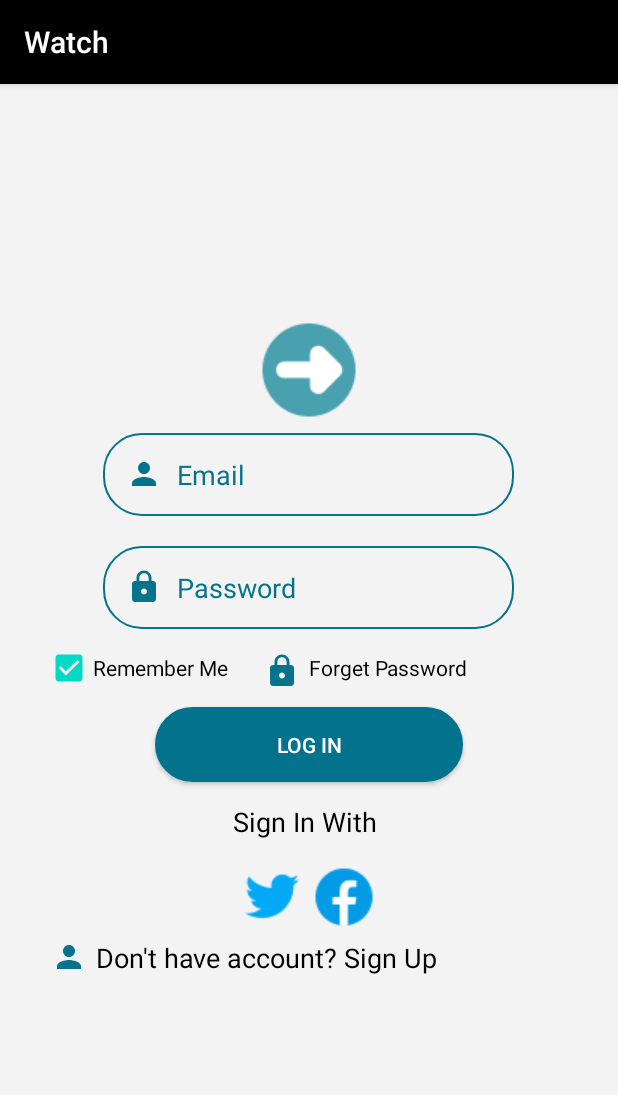
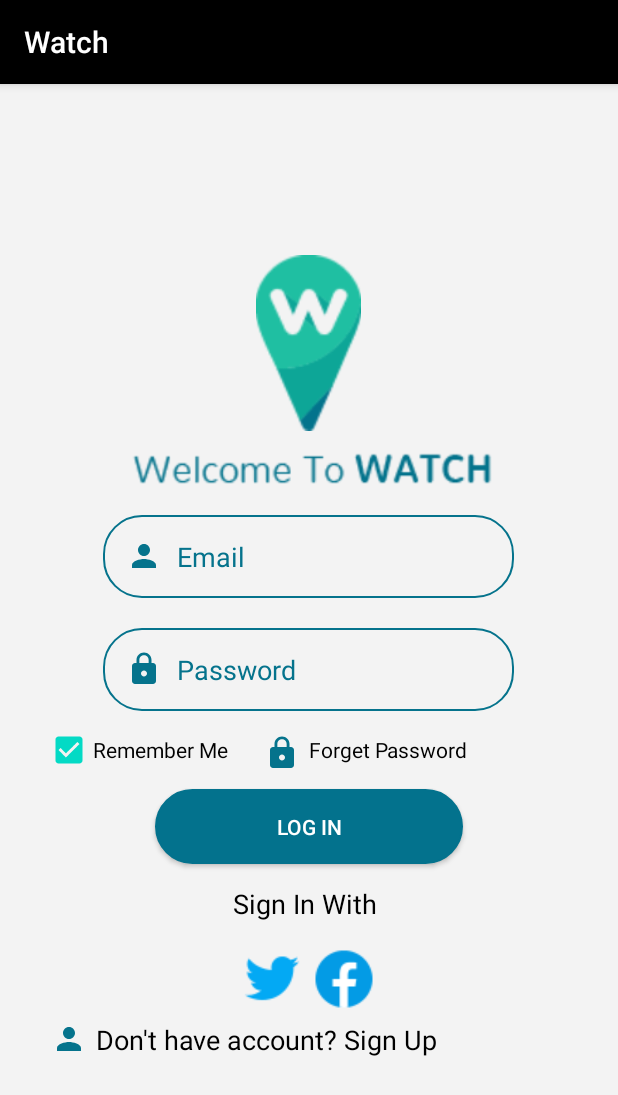
Before and after one commit to MohannadAljundi/WacthApp, an Android app: the LoginActivity screen opened directly, with no data from a screen before it, on a phone screen of 412 x 824 dp. Shown: the top 1095 px of the screen. Run offline under Robolectric (Android 15) with nearby library versions, the phone set to English and light mode, and no system bars.

Commit message:
Update activity_login.xml

```diff
--- a/WatchApplication/Watch/app/src/main/res/layout-v21/activity_login.xml
+++ b/WatchApplication/Watch/app/src/main/res/layout-v21/activity_login.xml
@@ -23,10 +23,16 @@
 
             <ImageView
                 android:id="@+id/imageView"
-                android:layout_width="match_parent"
-                android:layout_height="wrap_content"
-                app:srcCompat="@drawable/arrow" />
+                android:layout_width="158dp"
+                android:layout_height="117dp"
+                android:layout_margin="10dp"
+                app:srcCompat="@drawable/logo_m" />
 
+            <ImageView
+                android:id="@+id/imageView2"
+                android:layout_width="247dp"
+                android:layout_height="36dp"
+                app:srcCompat="@drawable/welecom_to_watch" />
 
 
         </LinearLayout>
```
